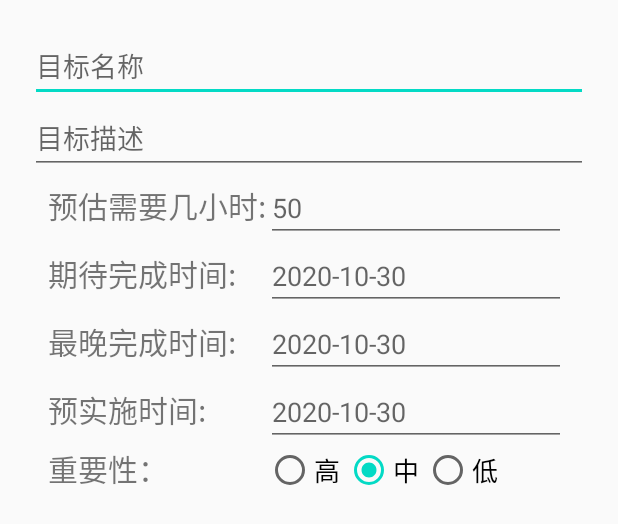
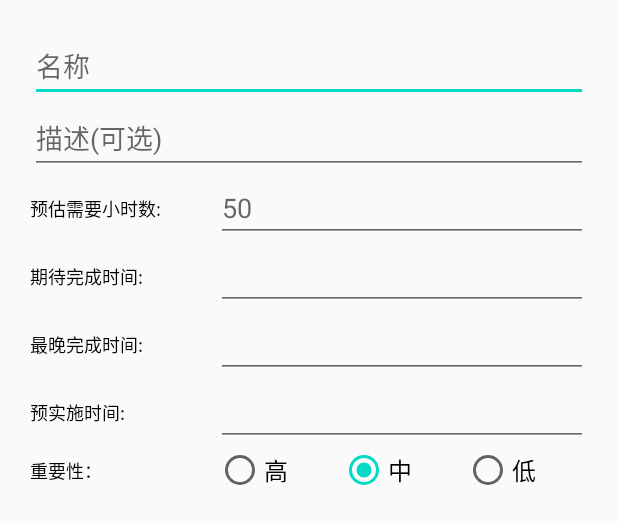
Before and after one commit to Keipace/AgendaManage, an Android app: the layout item_main_addtarget.xml on its own in the app's theme, with its tools: preview values and no code run, on a phone screen of 412 x 824 dp. Shown: the top 524 px of the screen. Run offline under Robolectric (Android 15) with nearby library versions, the phone set to English and light mode, and no system bars.

Commit message:
第一次测试

```diff
--- a/app/src/main/java/com/privateproject/agendamanage/Introduction.txt
+++ b/app/src/main/java/com/privateproject/agendamanage/Introduction.txt
@@ -5,6 +5,7 @@ MainActivity类是应用启动后的主页面
 * bean包：用来存放数据表映射的实体类
 * db包：用来存放对数据表进行操作的Dao类
 * server包：用来存放处理业务流程的类
+* utils包：用来存放各种工具类
 
 命名规范：
     1.对组件id的命名：页面名_功能_组件类型
--- a/app/src/main/java/com/privateproject/agendamanage/db/DatabaseHelper.java
+++ b/app/src/main/java/com/privateproject/agendamanage/db/DatabaseHelper.java
@@ -24,7 +24,7 @@ public class DatabaseHelper extends OrmLiteSqliteOpenHelper {
     private static DatabaseHelper databaseHelper = null;
     private DatabaseHelper(Context context) {
         // 第4个参数表明当前数据库的版本，如果修改数据库版本后，与手机上当前数据库版本不同的话会自动调用onUpgrade方法
-        super(context, DATABASE_NAME, null, 2);
+        super(context, DATABASE_NAME, null, 1);
     }
     public static DatabaseHelper getDatabaseHelper(Context context) {
         context = context.getApplicationContext();
--- a/app/src/main/res/layout/item_main_addtarget.xml
+++ b/app/src/main/res/layout/item_main_addtarget.xml
@@ -1,142 +1,190 @@
 <?xml version="1.0" encoding="utf-8"?>
-<LinearLayout
-    xmlns:android="http://schemas.android.com/apk/res/android"
+<androidx.constraintlayout.widget.ConstraintLayout xmlns:android="http://schemas.android.com/apk/res/android"
+    xmlns:app="http://schemas.android.com/apk/res-auto"
+    xmlns:tools="http://schemas.android.com/tools"
     android:layout_width="match_parent"
     android:layout_height="match_parent"
-    android:padding="10dp"
-    android:orientation="vertical">
-    <ScrollView
-        android:layout_width="match_parent"
-        android:layout_height="match_parent">
-        <TableLayout xmlns:android="http://schemas.android.com/apk/res/android"
-            android:layout_width="match_parent"
-            android:layout_height="match_parent"
-            android:padding="10dp">
+    android:padding="20dp">
 
     <!--名称 name-->
     <EditText
         android:id="@+id/target_name_editText"
         android:singleLine="false"
-                    android:layout_width="200dp"
+        android:layout_width="match_parent"
         android:layout_height="wrap_content"
-                    android:hint="目标名称"
-                    android:inputType="text" />
+        android:hint="名称"
+        android:inputType="text"
+        app:layout_constraintStart_toStartOf="parent"
+        app:layout_constraintTop_toTopOf="parent"/>
 
-
-            <!--  描述 decoration  -->
+    <!--描述 decoration-->
     <EditText
         android:id="@+id/target_decoration_editText"
-                    android:layout_width="250dp"
+        android:layout_width="match_parent"
         android:layout_height="wrap_content"
         android:singleLine="false"
         android:inputType="textMultiLine"
         android:maxLines="2"
         android:minLines="1"
-                    android:hint="目标描述"
-                    android:selectAllOnFocus="true" />
+        android:hint="描述(可选)"
+        android:selectAllOnFocus="true"
+        app:layout_constraintStart_toStartOf="parent"
+        app:layout_constraintTop_toBottomOf="@id/target_name_editText"/>
 
-
-            <!--  预估所需时间 time_need  -->
-            <TableRow android:paddingStart="12dp"
-                android:paddingLeft="12dp"
-                android:layout_width="350dp">
+    <!--预估所需时间 time_need-->
     <TextView
-                    android:layout_width="match_parent"
+        android:id="@+id/target_time_need_textView"
+        android:layout_width="0dp"
         android:layout_height="wrap_content"
-                    android:text="预估需要几小时:"
-                    android:textSize="20sp"/>
+        android:text="预估需要小时数:"
+        android:textSize="@dimen/font_small_size"
+        android:textColor="@color/black"
+        app:layout_constraintStart_toStartOf="parent"
+        app:layout_constraintEnd_toStartOf="@id/target_time_need_editText"
+        app:layout_constraintTop_toTopOf="@id/target_time_need_editText"
+        app:layout_constraintBottom_toBottomOf="@id/target_time_need_editText"
+        app:layout_constraintHorizontal_weight="1"/>
     <EditText
         android:id="@+id/target_time_need_editText"
-                    android:layout_width="200dp"
+        android:layout_width="0dp"
         android:layout_height="wrap_content"
-                    android:inputType="number"
-                    android:hint="50"/>
+        android:inputType="numberDecimal"
+        android:maxLength="6"
+        android:hint="50"
+        app:layout_constraintStart_toEndOf="@id/target_time_need_textView"
+        app:layout_constraintEnd_toEndOf="parent"
+        app:layout_constraintTop_toBottomOf="@id/target_decoration_editText"
+        app:layout_constraintHorizontal_weight="2"/>
 
-            </TableRow>
-            <!--  期待完成时间 time_planOver  -->
-            <TableRow android:paddingStart="12dp"
-                android:paddingLeft="12dp"
-                android:layout_width="350dp">
+    <!--期待完成时间 time_planOver-->
     <TextView
-                    android:layout_width="match_parent"
+        android:id="@+id/target_time_planOver_textView"
+        android:layout_width="0dp"
         android:layout_height="wrap_content"
         android:text="期待完成时间:"
-                    android:textSize="20sp"/>
+        android:textSize="@dimen/font_small_size"
+        android:textColor="@color/black"
+        app:layout_constraintStart_toStartOf="parent"
+        app:layout_constraintEnd_toStartOf="@id/target_time_planOver_editText"
+        app:layout_constraintTop_toTopOf="@id/target_time_planOver_editText"
+        app:layout_constraintBottom_toBottomOf="@id/target_time_planOver_editText"
+        app:layout_constraintHorizontal_weight="1"
+        />
     <EditText
         android:id="@+id/target_time_planOver_editText"
-                    android:layout_width="200dp"
+        android:layout_width="0dp"
         android:layout_height="wrap_content"
-                    android:hint="2020-10-30"
+        android:focusable="false"
+        android:focusableInTouchMode="false"
+        android:cursorVisible="false"
+        app:layout_constraintStart_toEndOf="@id/target_time_planOver_textView"
+        app:layout_constraintEnd_toEndOf="parent"
+        app:layout_constraintTop_toBottomOf="@id/target_time_need_editText"
+        app:layout_constraintHorizontal_weight="2"
         />
-            </TableRow>
-            <!--  最晚完成时间 time_deadLine  -->
-            <TableRow android:paddingStart="12dp"
-                android:paddingLeft="12dp"
-                android:layout_width="350dp">
+
+    <!--最晚完成时间 time_deadLine-->
     <TextView
-                    android:layout_width="match_parent"
+        android:id="@+id/target_time_deadLine_textView"
+        android:layout_width="0dp"
         android:layout_height="wrap_content"
         android:text="最晚完成时间:"
-                    android:textSize="20sp"/>
+        android:textSize="@dimen/font_small_size"
+        app:layout_constraintStart_toStartOf="parent"
+        android:textColor="@color/black"
+        app:layout_constraintEnd_toStartOf="@id/target_time_deadLine_editText"
+        app:layout_constraintTop_toTopOf="@id/target_time_deadLine_editText"
+        app:layout_constraintBottom_toBottomOf="@id/target_time_deadLine_editText"
+        app:layout_constraintHorizontal_weight="1"/>
+
     <EditText
         android:id="@+id/target_time_deadLine_editText"
-                    android:layout_width="200dp"
+        android:layout_width="0dp"
         android:layout_height="wrap_content"
         android:inputType="date"
-                    android:hint="2020-10-30"/>
-            </TableRow>
-            <!--  预实施时间  time_preDo    -->
-            <TableRow android:paddingStart="12dp"
-                android:paddingLeft="12dp"
-                android:layout_width="350dp">
+        android:focusable="false"
+        android:focusableInTouchMode="false"
+        android:cursorVisible="false"
+        app:layout_constraintHorizontal_weight="2"
+        app:layout_constraintStart_toEndOf="@id/target_time_deadLine_textView"
+        app:layout_constraintEnd_toEndOf="parent"
+        app:layout_constraintTop_toBottomOf="@id/target_time_planOver_editText"/>
+
+    <!--预实施时间 time_preDo-->
     <TextView
-                    android:layout_width="match_parent"
+        android:id="@+id/target_time_preDo_textView"
+        android:layout_width="0dp"
         android:layout_height="wrap_content"
         android:text="预实施时间:"
-                    android:textSize="20sp"/>
+        android:textSize="@dimen/font_small_size"
+        android:textColor="@color/black"
+        app:layout_constraintStart_toStartOf="parent"
+        app:layout_constraintEnd_toStartOf="@id/target_time_preDo_editText"
+        app:layout_constraintTop_toTopOf="@id/target_time_preDo_editText"
+        app:layout_constraintBottom_toBottomOf="@id/target_time_preDo_editText"
+        app:layout_constraintHorizontal_weight="1"
+        />
     <EditText
         android:id="@+id/target_time_preDo_editText"
-                    android:layout_width="200dp"
+        android:layout_width="0dp"
         android:layout_height="wrap_content"
         android:inputType="date"
-                    android:hint="2020-10-30"/>
-            </TableRow>
-            <!--  重要性 importance  -->
-            <TableRow android:paddingLeft="12dp"
-                android:layout_width="350dp">
+        android:focusable="false"
+        android:focusableInTouchMode="false"
+        android:cursorVisible="false"
+        app:layout_constraintStart_toEndOf="@id/target_time_preDo_textView"
+        app:layout_constraintHorizontal_weight="2"
+        app:layout_constraintEnd_toEndOf="parent"
+        app:layout_constraintTop_toBottomOf="@id/target_time_deadLine_editText"/>
+
+    <!--重要性 importance-->
     <TextView
-                    android:layout_width="wrap_content"
+        android:id="@+id/target_importance_textView"
+        android:layout_width="0dp"
         android:layout_height="wrap_content"
         android:text="重要性："
-                    android:textSize="20sp"/>
+        android:textSize="@dimen/font_small_size"
+        android:textColor="@color/black"
+        app:layout_constraintStart_toStartOf="parent"
+        app:layout_constraintHorizontal_weight="1"
+        app:layout_constraintEnd_toStartOf="@id/target_importance_radioGroup"
+        app:layout_constraintTop_toTopOf="@id/target_importance_radioGroup"
+        app:layout_constraintBottom_toBottomOf="@id/target_importance_radioGroup"
+        />
     <RadioGroup
+        app:layout_constraintStart_toEndOf="@id/target_importance_textView"
+        app:layout_constraintEnd_toEndOf="parent"
+        app:layout_constraintTop_toBottomOf="@id/target_time_preDo_editText"
+        app:layout_constraintHorizontal_weight="2"
+        android:layout_width="0dp"
+        android:layout_height="wrap_content"
         android:id="@+id/target_importance_radioGroup"
         android:orientation="horizontal">
         <RadioButton
             android:id="@+id/target_high_radioButton"
-                        android:layout_width="wrap_content"
+            android:layout_width="match_parent"
+            android:layout_weight="1"
             android:layout_height="wrap_content"
             android:text="高"
-                        android:textSize="17sp"
+            android:textSize="@dimen/font_size"
             android:layout_marginRight="3dp"/>
         <RadioButton
             android:id="@+id/target_middle_radioButton"
-                        android:layout_width="wrap_content"
+            android:layout_width="match_parent"
+            android:layout_weight="1"
             android:layout_height="wrap_content"
             android:text="中"
             android:checked="true"
-                        android:textSize="17sp"
+            android:textSize="@dimen/font_size"
             android:layout_marginRight="3dp"/>
         <RadioButton
             android:id="@+id/target_low_radioButton"
-                        android:layout_width="wrap_content"
+            android:layout_width="match_parent"
+            android:layout_weight="1"
             android:layout_height="wrap_content"
             android:text="低"
-                        android:textSize="17sp"
+            android:textSize="@dimen/font_size"
             android:layout_marginRight="3dp"/>
     </RadioGroup>
-            </TableRow>
-        </TableLayout>
 
-    </ScrollView>
-</LinearLayout>
+</androidx.constraintlayout.widget.ConstraintLayout>
--- a/app/src/main/res/layout/item_main_content_daytarget.xml
+++ b/app/src/main/res/layout/item_main_content_daytarget.xml
@@ -23,6 +23,7 @@
             android:text="计划名称"
             android:maxLines="1"
             android:textSize="@dimen/font_size"
+            android:textColor="@color/black"
             android:textStyle="bold"
             android:layout_marginTop="5dp"/>
         <TextView
@@ -32,6 +33,7 @@
             app:layout_constraintTop_toBottomOf="@id/itemMain_content_dayTarget_targetName"
             android:id="@+id/itemMain_content_dayTarget_timeFragment"
             android:maxLines="1"
+            android:textColor="@color/black"
             android:layout_marginTop="2dp"
             android:text="每天执行时间段"/>
 
--- a/app/src/main/res/layout/item_main_content_target.xml
+++ b/app/src/main/res/layout/item_main_content_target.xml
@@ -22,6 +22,7 @@
             app:layout_constraintTop_toTopOf="parent"
             android:text="计划名称"
             android:maxLines="1"
+            android:textColor="@color/black"
             android:textSize="@dimen/font_size"
             android:textStyle="bold"
             android:layout_marginTop="5dp"/>
@@ -32,6 +33,7 @@
             app:layout_constraintTop_toBottomOf="@id/itemMain_content_targetName"
             android:id="@+id/itemMain_content_planOver"
             android:maxLines="1"
+            android:textColor="@color/black"
             android:layout_marginTop="2dp"
             android:text="期待完成时间"/>
 
--- a/app/src/main/res/values/colors.xml
+++ b/app/src/main/res/values/colors.xml
@@ -4,4 +4,5 @@
     <color name="colorPrimaryDark">#3700B3</color>
     <color name="colorAccent">#03DAC5</color>
     <color name="swipeoption_blue">#3693D0</color>
+    <color name="black">#000</color>
 </resources>
--- a/app/src/main/res/values/dimens.xml
+++ b/app/src/main/res/values/dimens.xml
@@ -1,5 +1,7 @@
 <?xml version="1.0" encoding="utf-8"?>
 <resources>
     <dimen name="font_size">16sp</dimen>
+    <dimen name="font_small_size">12sp</dimen>
     <dimen name="page_padding">20dp</dimen>
+
 </resources>
--- a/app/src/main/res/values/strings.xml
+++ b/app/src/main/res/values/strings.xml
@@ -1,6 +1,5 @@
 <resources>
-    <string name="app_name">Demo</string>
-    <string name="btn_string">开始游戏</string>
+    <string name="app_name">AgendaManage</string>
 
     <string-array name="main_group">
         <item>目标区</item>
```
Also changed, not shown: app/src/main/java/com/privateproject/agendamanage/adapter/MainExpandableListViewAdapter.java (+7 -0 lines), app/src/main/java/com/privateproject/agendamanage/bean/Target.java (+5 -5 lines), app/src/main/java/com/privateproject/agendamanage/server/MainExpandableAdapterServer.java (+238 -44 lines), app/src/main/java/com/privateproject/agendamanage/utils/NumberUtils.java (added, +14 -0 lines), app/src/main/java/com/privateproject/agendamanage/utils/StringUtils.java (added, +23 -0 lines), app/src/main/res/layout/item_main_adddaytarget.xml (+33 -12 lines). Lines whose indentation alone changed are shown as unchanged.
